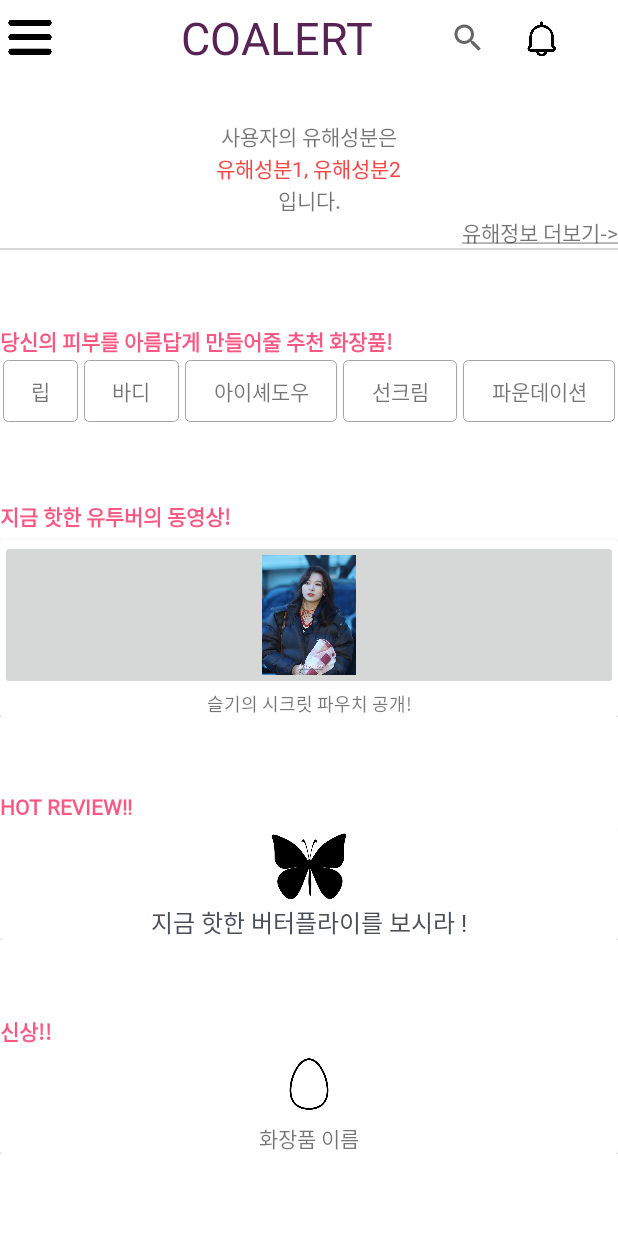
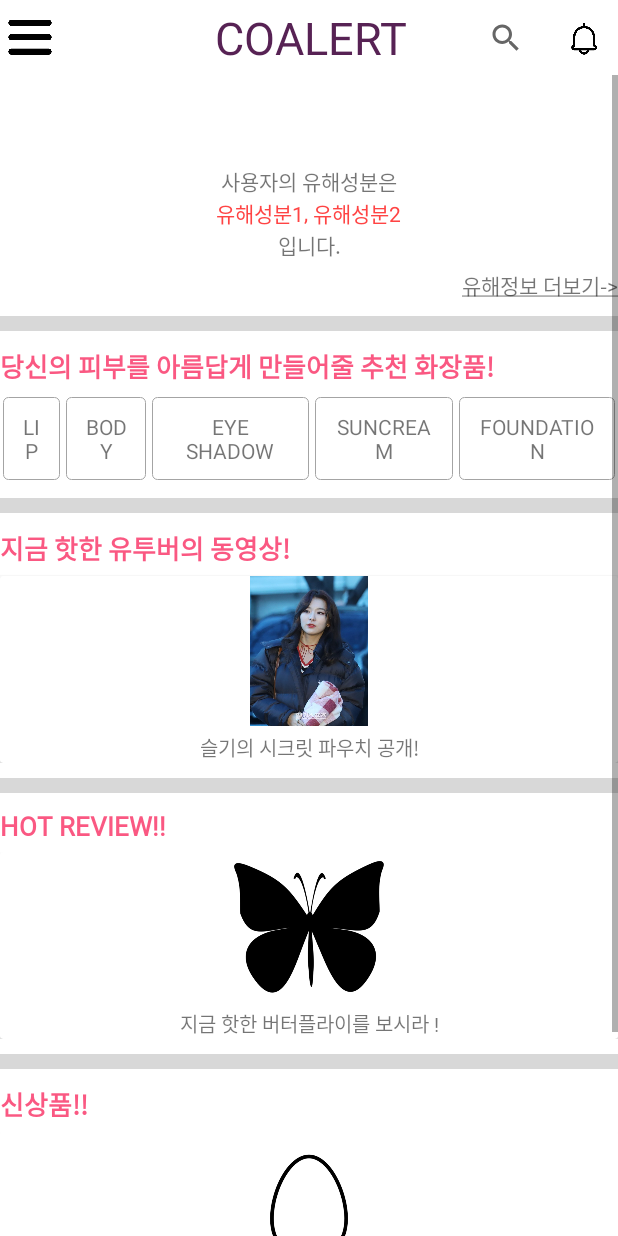
Before and after one commit to dokdokorea/CoAlert_Front, an Android app: the layout fragment_home.xml on its own in the app's theme, with its tools: preview values and no code run, on a phone screen of 412 x 824 dp. Run offline under Robolectric (Android 15) with nearby library versions, the phone set to English and light mode, and no system bars.

Commit message:
modified in the home page

```diff
--- /dev/null
+++ b/app/src/main/res/drawable/click_event_background.xml
@@ -0,0 +1,9 @@
+<?xml version="1.0" encoding="utf-8"?>
+<selector xmlns:android="http://schemas.android.com/apk/res/android">
+
+    <item android:state_pressed="true" >
+        <shape>
+            <solid android:color="@color/divideLine"/>
+        </shape>
+    </item>
+</selector>
--- a/app/src/main/res/layout/fragment_home.xml
+++ b/app/src/main/res/layout/fragment_home.xml
@@ -11,11 +11,13 @@
     <LinearLayout
         android:layout_width="match_parent"
         android:layout_height="50dp"
-        android:orientation="horizontal">
+        android:orientation="horizontal"
+        android:weightSum="1">
 
         <ImageButton
-            android:layout_width="40dp"
+            android:layout_width="30dp"
             android:layout_height="match_parent"
+            android:layout_weight="0.1"
             android:background="#00ffffff"
             android:scaleType="fitCenter"
             android:src="@drawable/menu_bar" />
@@ -23,9 +25,11 @@
         <TextView
             android:layout_width="wrap_content"
             android:layout_height="match_parent"
+            android:layout_gravity="center"
+            android:layout_weight="0.8"
             android:gravity="center"
-            android:paddingEnd="40dp"
-            android:paddingStart="80dp"
+            android:paddingEnd="0dp"
+            android:paddingStart="60dp"
             android:text="@string/app_name"
             android:textColor="@color/first"
             android:textSize="30sp" />
@@ -33,11 +37,14 @@
         <SearchView
             android:layout_width="wrap_content"
             android:layout_height="match_parent"
+            android:layout_weight="0.05"
             android:focusable="false" />
 
         <ImageButton
-            android:layout_width="50dp"
+            android:layout_width="40dp"
             android:layout_height="match_parent"
+            android:layout_gravity="center"
+            android:layout_weight="0.05"
             android:background="#00ffffff"
             android:scaleType="centerInside"
             android:src="@drawable/notification" />
@@ -55,7 +62,7 @@
 
             <Space
                 android:layout_width="match_parent"
-                android:layout_height="30dp" />
+                android:layout_height="60dp" />
 
             <LinearLayout
                 android:layout_width="match_parent"
@@ -67,7 +74,7 @@
                     android:id="@+id/user_name"
                     android:layout_width="wrap_content"
                     android:layout_height="wrap_content"
-                    android:text="사용자" />
+                    android:text="@string/user_nm" />
 
                 <TextView
                     android:id="@+id/textView8"
@@ -87,7 +94,7 @@
                     android:id="@+id/first_bad_element"
                     android:layout_width="wrap_content"
                     android:layout_height="wrap_content"
-                    android:text="유해성분1"
+                    android:text="@string/bad_element1"
                     android:textColor="@android:color/holo_red_light" />
 
                 <TextView
@@ -100,7 +107,7 @@
                     android:id="@+id/second_bad_element"
                     android:layout_width="wrap_content"
                     android:layout_height="wrap_content"
-                    android:text="유해성분2"
+                    android:text="@string/bad_element2"
                     android:textColor="@android:color/holo_red_light" />
             </LinearLayout>
 
@@ -111,64 +118,84 @@
                 android:text="입니다." />
 
             <TextView
-                android:id="@+id/detail_info_button"
+                android:id="@+id/detail_element_info_btn"
                 android:layout_width="match_parent"
                 android:layout_height="wrap_content"
+                android:layout_marginTop="5dp"
+                android:background="@drawable/click_event_background"
                 android:clickable="true"
                 android:gravity="end"
                 android:text="@string/for_more_information" />
 
+            <Space
+                android:layout_width="match_parent"
+                android:layout_height="10dp" />
+
             <View
                 android:layout_width="match_parent"
-                android:layout_height="1.5dp"
+                android:layout_height="10dp"
                 android:background="@color/divideLine" />
 
             <Space
                 android:layout_width="match_parent"
-                android:layout_height="50dp" />
+                android:layout_height="10dp" />
 
             <TextView
                 style="@style/point_font"
                 android:layout_width="wrap_content"
                 android:layout_height="wrap_content"
-                android:text="당신의 피부를 아름답게 만들어줄 추천 화장품!"
+                android:text="@string/cosmetic_recommendation"
                 android:textStyle="bold" />
 
             <TableLayout
                 android:layout_width="match_parent"
                 android:layout_height="wrap_content"
-                >
+                android:layout_marginTop="5dp">
 
                 <TableRow
                     android:layout_width="match_parent"
                     android:layout_height="match_parent">
 
                     <TextView
+                        android:id="@+id/lip_section"
                         style="@style/recommendation_product_list"
-                        android:text="립" />
+                        android:text="@string/lip_sec" />
 
                     <TextView
+                        android:id="@+id/body_section"
                         style="@style/recommendation_product_list"
-                        android:text="바디" />
+                        android:text="@string/body_sec" />
 
                     <TextView
+                        android:id="@+id/eyeshadow_section"
                         style="@style/recommendation_product_list"
-                        android:text="아이셰도우" />
+                        android:text="@string/eye_shadow_sec" />
 
                     <TextView
+                        android:id="@+id/suncream_section"
                         style="@style/recommendation_product_list"
-                        android:text="선크림" />
+                        android:text="@string/suncream_sec" />
 
                     <TextView
+                        android:id="@+id/foundation_section"
                         style="@style/recommendation_product_list"
-                        android:text="파운데이션" />
+                        android:text="@string/foundation_sec" />
 
                 </TableRow>
             </TableLayout>
 
             <Space
                 android:layout_width="match_parent"
-                android:layout_height="50dp" />
+                android:layout_height="10dp" />
+
+            <View
+                android:layout_width="match_parent"
+                android:layout_height="10dp"
+                android:background="@color/divideLine" />
+
+            <Space
+                android:layout_width="match_parent"
+                android:layout_height="10dp" />
 
             <TextView
                 style="@style/point_font"
@@ -198,19 +225,13 @@
 
                             <ImageButton
                                 android:id="@+id/imageButton"
-                                android:layout_width="wrap_content"
-                                android:layout_height="100dp"
-                                android:layout_gravity="center"
-                                android:scaleType="fitCenter"
+                                style="@style/image_format"
                                 android:src="@drawable/cardview1" />
 
                             <TextView
                                 android:id="@+id/textView5"
-                                android:layout_width="match_parent"
-                                android:layout_height="wrap_content"
-                                android:gravity="center"
-                                android:text="슬기의 시크릿 파우치 공개!"
-                                android:textSize="12sp" />
+                                style="@style/image_title"
+                                android:text="슬기의 시크릿 파우치 공개!" />
                         </LinearLayout>
                     </android.support.v7.widget.CardView>
                 </LinearLayout>
@@ -218,13 +239,22 @@
 
             <Space
                 android:layout_width="match_parent"
-                android:layout_height="50dp" />
+                android:layout_height="10dp" />
+
+            <View
+                android:layout_width="match_parent"
+                android:layout_height="10dp"
+                android:background="@color/divideLine" />
+
+            <Space
+                android:layout_width="match_parent"
+                android:layout_height="10dp" />
 
             <TextView
                 style="@style/point_font"
                 android:layout_width="wrap_content"
                 android:layout_height="wrap_content"
-                android:text="HOT REVIEW!!" />
+                android:text="@string/hot_review" />
 
             <android.support.v4.widget.NestedScrollView
                 android:layout_width="match_parent"
@@ -246,17 +276,12 @@
                             android:layout_height="match_parent"
                             android:orientation="vertical">
 
-                            <ImageView
-                                android:layout_width="wrap_content"
-                                android:layout_height="50dp"
-                                android:scaleType="fitCenter"
+                            <ImageButton
+                                style="@style/image_format"
                                 android:src="@drawable/butterfly" />
 
                             <TextView
-                                style="@style/defaultFont"
-                                android:layout_width="wrap_content"
-                                android:layout_height="wrap_content"
-                                android:layout_gravity="center"
+                                style="@style/image_title"
                                 android:text="지금 핫한 버터플라이를 보시라 !" />
                         </LinearLayout>
 
@@ -266,17 +291,27 @@
 
             <Space
                 android:layout_width="match_parent"
-                android:layout_height="50dp" />
+                android:layout_height="10dp" />
+
+            <View
+                android:layout_width="match_parent"
+                android:layout_height="10dp"
+                android:background="@color/divideLine" />
+
+            <Space
+                android:layout_width="match_parent"
+                android:layout_height="10dp" />
 
             <TextView
                 style="@style/point_font"
                 android:layout_width="match_parent"
                 android:layout_height="wrap_content"
-                android:text="신상!!" />
+                android:text="@string/new_product" />
 
             <android.support.v4.widget.NestedScrollView
                 android:layout_width="match_parent"
                 android:layout_height="wrap_content"
+                android:layout_marginTop="5dp"
                 android:fillViewport="true">
 
                 <LinearLayout
@@ -293,24 +328,26 @@
                             android:layout_height="wrap_content"
                             android:orientation="vertical">
 
-                            <ImageView
-                                android:layout_width="wrap_content"
-                                android:layout_height="50dp"
-                                android:maxHeight="50dp"
-                                android:scaleType="fitCenter"
+                            <ImageButton
+                                style="@style/image_format"
                                 android:src="@drawable/egg" />
 
                             <TextView
-                                android:layout_width="match_parent"
-                                android:layout_height="wrap_content"
-                                android:gravity="center"
+                                style="@style/image_title"
                                 android:text="화장품 이름" />
                         </LinearLayout>
                     </android.support.v7.widget.CardView>
                 </LinearLayout>
             </android.support.v4.widget.NestedScrollView>
 
+            <View
+                android:layout_width="match_parent"
+                android:layout_height="10dp"
+                android:background="@color/divideLine" />
 
+            <android.support.v4.widget.Space
+                android:layout_width="match_parent"
+                android:layout_height="100dp" />
         </LinearLayout>
     </ScrollView>
 </LinearLayout>
--- a/app/src/main/res/values/fragment_home_page.xml
+++ b/app/src/main/res/values/fragment_home_page.xml
@@ -2,19 +2,36 @@
 <resources>
     <string name="hot_youtuber">지금 핫한 유투버의 동영상!</string>
     <string name="for_more_information"><u>유해정보 더보기-></u></string>
+    <string name="user_nm">사용자</string>
+    <string name="bad_element1">유해성분1</string>
+    <string name="bad_element2">유해성분2</string>
+    <string name="cosmetic_recommendation">당신의 피부를 아름답게 만들어줄 추천 화장품!</string>
+    <string name="new_product">신상품!!</string>
+    <string name="hot_review">HOT REVIEW!!</string>
+
+    <string name="lip_sec">LIP</string>
+    <string name="body_sec">BODY</string>
+    <string name="eye_shadow_sec">EYE SHADOW</string>
+    <string name="suncream_sec">SUNCREAM</string>
+    <string name="foundation_sec">FOUNDATION</string>
+
     <style name="more_information_font">
         <item name="android:fontFamily">@font/web_kid9</item>
         <item name="android:textSize">16sp</item>
     </style>
+
     <style name="main_bad_element_font">
-        <item name="android:fontFamily">@font/yoon_gothic320</item>
-        <item name="android:textSize">14sp</item>
+        <item name="android:fontFamily">@font/yoon_gothic330</item>
+        <item name="android:textSize">17sp</item>
     </style>
+
     <style name="point_font">
         <item name="android:fontFamily">@font/web_kid9</item>
         <item name="android:textColor">#FA5882</item>
         <item name="android:textStyle">bold</item>
+        <item name="android:textSize">17sp</item>
     </style>
+
     <style name="recommendation_product_list">
         <item name="android:padding">10dp</item>
         <item name="android:layout_width">wrap_content</item>
@@ -25,4 +42,21 @@
         <item name="android:clickable">true</item>
         <item name="android:layout_margin">2dp</item>
     </style>
+
+    <style name="image_format">
+        <item name="android:layout_height">100dp</item>
+        <item name="android:background">#00FFFFFF</item>
+        <item name="android:layout_width">wrap_content</item>
+        <item name="android:layout_gravity">center</item>
+        <item name="android:scaleType">fitCenter</item>
+    </style>
+
+    <style name="image_title">
+        <item name="android:layout_width">match_parent</item>
+        <item name="android:layout_height">wrap_content</item>
+        <item name="android:gravity">center</item>
+        <item name="android:textSize">13sp</item>
+        <item name="android:fontFamily">@font/yoon_gothic320</item>
+        <item name="android:layout_marginTop">4dp</item>
+    </style>
 </resources>
--- a/app/src/main/res/values/strings.xml
+++ b/app/src/main/res/values/strings.xml
@@ -9,7 +9,5 @@
     <string name="home">홈</string>
     <string name="timeline">타임라인</string>
 
-    <string name="main_user_name">사용자</string>
-
 
 </resources>
```
Also changed, not shown: app/src/main/res/drawable/notification.png.
